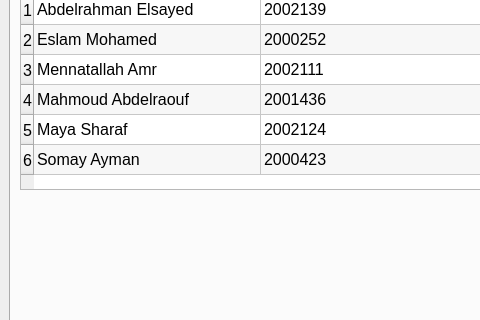
First picture: the form in WorkSpace/DS_Project/mainwindow.ui, repository OrcaLinux/Data-Structure-and-Algorithms-Project, before the edit; both pictures show x 0 to 480 and y 146 to 466 of the 909 by 678 pixel window.
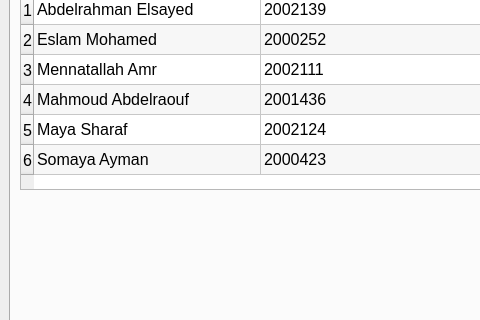
Second picture: the form after the edit. Icons and pictures are not drawn.

```diff
--- a/WorkSpace/DS_Project/mainwindow.ui
+++ b/WorkSpace/DS_Project/mainwindow.ui
@@ -218,7 +218,7 @@
             </item>
             <item row="5" column="0">
              <property name="text">
-              <string>Somay Ayman</string>
+              <string>Somaya Ayman</string>
              </property>
              <property name="font">
               <font>
```
Left out of the diff: 2 changed lines with no effect on the pictures.
